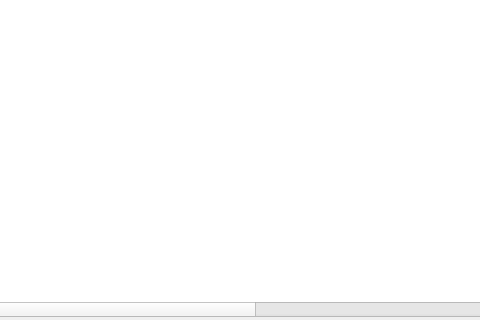
Before: the Qt Designer form src/GSvar/RepeatExpansionWidget.ui in imgag/ngs-bits, drawn with Qt 5; both pictures show x 452 to 932 and y 600 to 920 of the 1300 by 920 pixel window.
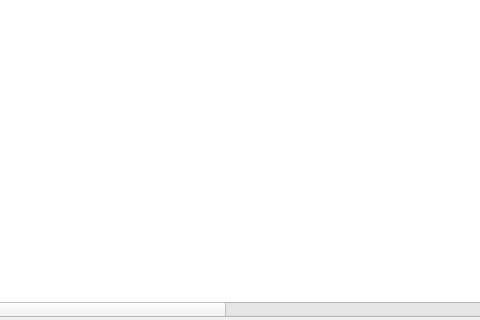
After: the same form once the commit is applied.

Commit message: NGSD/GSvar: added 'min_pathogenic_hom' field to 'repeat_expansion' table

The edit to the form file:
```diff
--- a/src/GSvar/RepeatExpansionWidget.ui
+++ b/src/GSvar/RepeatExpansionWidget.ui
@@ -331,6 +331,11 @@
        <string>min. pathogenic</string>
       </property>
      </column>
+     <column>
+      <property name="text">
+       <string>min. pathogenic (hom)</string>
+      </property>
+     </column>
      <column>
       <property name="text">
        <string>statistical cutoff</string>
```
Left out of the diff: 16 changed lines with no effect on the pictures. The commit also changes 3 other files.
